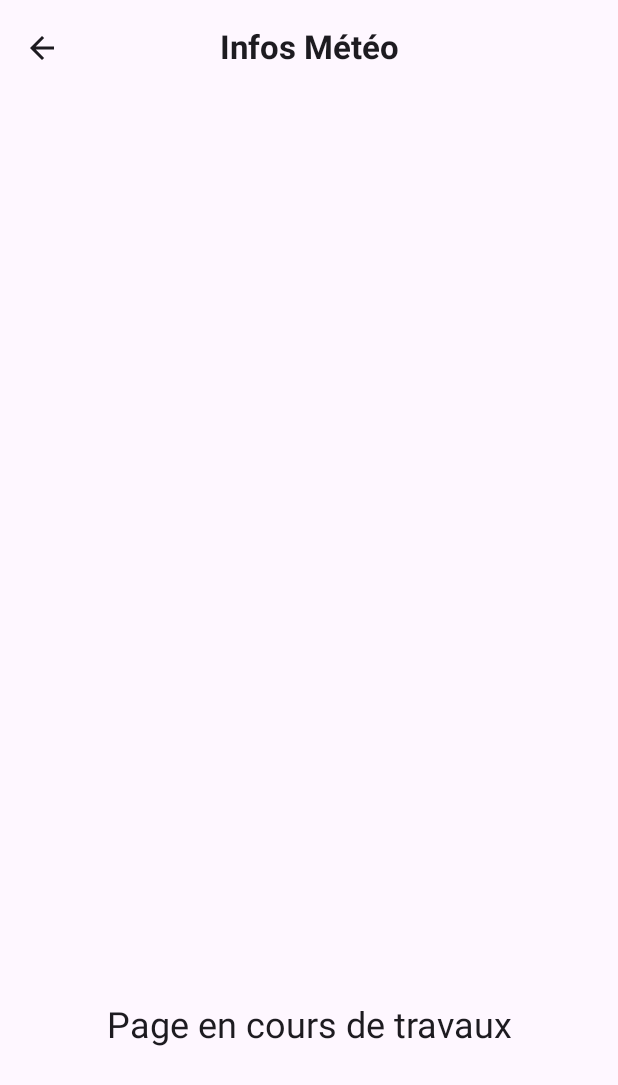
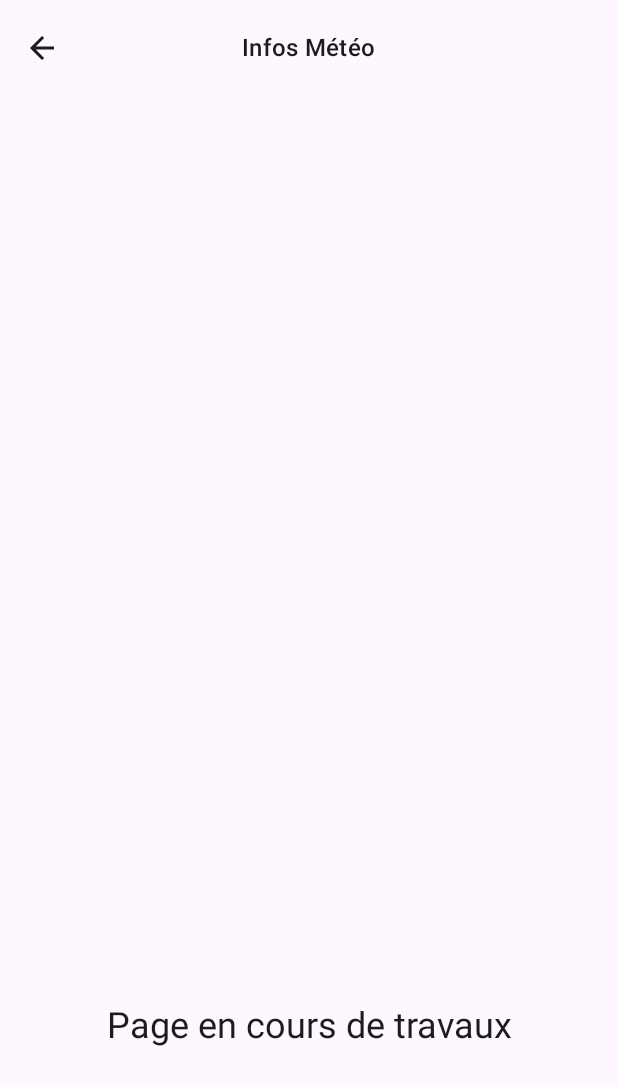
Before and after one commit to MelSardes/Nomad, an Android app built with Jetpack Compose: the screen it shows after launch (MainActivity), after a tap on an icon or button, on a phone screen of 412 x 824 dp. Shown: the top 1085 px of the screen. Run offline under Robolectric (Android 15) with nearby library versions, the phone set to English and light mode, and no system bars; our stand-ins replace accompanist; 2 other taps on this screen came first.

Commit message:
Update fonts

```diff
--- a/app/src/main/java/com/mukite/nomad/ui/Articles.kt
+++ b/app/src/main/java/com/mukite/nomad/ui/Articles.kt
@@ -50,7 +50,7 @@ fun Article(viewModel: NomadViewModel, onBack: () -> Unit) {
             title = {
                 Text(
                     text = "Evenementiel",
-                    style = MaterialTheme.typography.titleLarge.copy(fontWeight = FontWeight.Bold)
+                    style = MaterialTheme.typography.titleMedium
                 )
             },
             navigationIcon = {
--- a/app/src/main/java/com/mukite/nomad/ui/EmptyState.kt
+++ b/app/src/main/java/com/mukite/nomad/ui/EmptyState.kt
@@ -41,7 +41,7 @@ fun EmptyState(viewModel: NomadViewModel, onBack: () -> Unit) {
             title = {
                 Text(
                     text = uiState.currentPageName,
-                    style = MaterialTheme.typography.titleLarge.copy(fontWeight = FontWeight.Bold)
+                    style = MaterialTheme.typography.titleMedium
                 )
             },
             navigationIcon = {
--- a/app/src/main/java/com/mukite/nomad/ui/booking_details/BookingDetails.kt
+++ b/app/src/main/java/com/mukite/nomad/ui/booking_details/BookingDetails.kt
@@ -21,8 +21,6 @@ import androidx.compose.foundation.layout.padding
 import androidx.compose.foundation.layout.width
 import androidx.compose.foundation.rememberScrollState
 import androidx.compose.foundation.shape.RoundedCornerShape
-import androidx.compose.foundation.text.KeyboardActions
-import androidx.compose.foundation.text.KeyboardOptions
 import androidx.compose.foundation.verticalScroll
 import androidx.compose.material.icons.Icons
 import androidx.compose.material.icons.filled.ArrowBack
@@ -378,7 +376,7 @@ fun ReservationSummary(uiState: NomadUiState, modifier: Modifier, onBackPressed:
 }
 
 @Composable
-fun InfoSection(title: String, data: String, modifier: Modifier = Modifier) {
+fun InfoSection(title: String, data: String, modifier: Modifier = Modifier, dataTextModifier: Modifier = Modifier) {
     Column(
         modifier = modifier.padding(vertical = 16.dp),
         horizontalAlignment = Alignment.Start
@@ -393,6 +391,7 @@ fun InfoSection(title: String, data: String, modifier: Modifier = Modifier) {
             text = data,
             color = MaterialTheme.colorScheme.onSurface,
             style = MaterialTheme.typography.bodyLarge.copy(fontWeight = FontWeight.SemiBold),
+            modifier = dataTextModifier
         )
     }
 }
```
